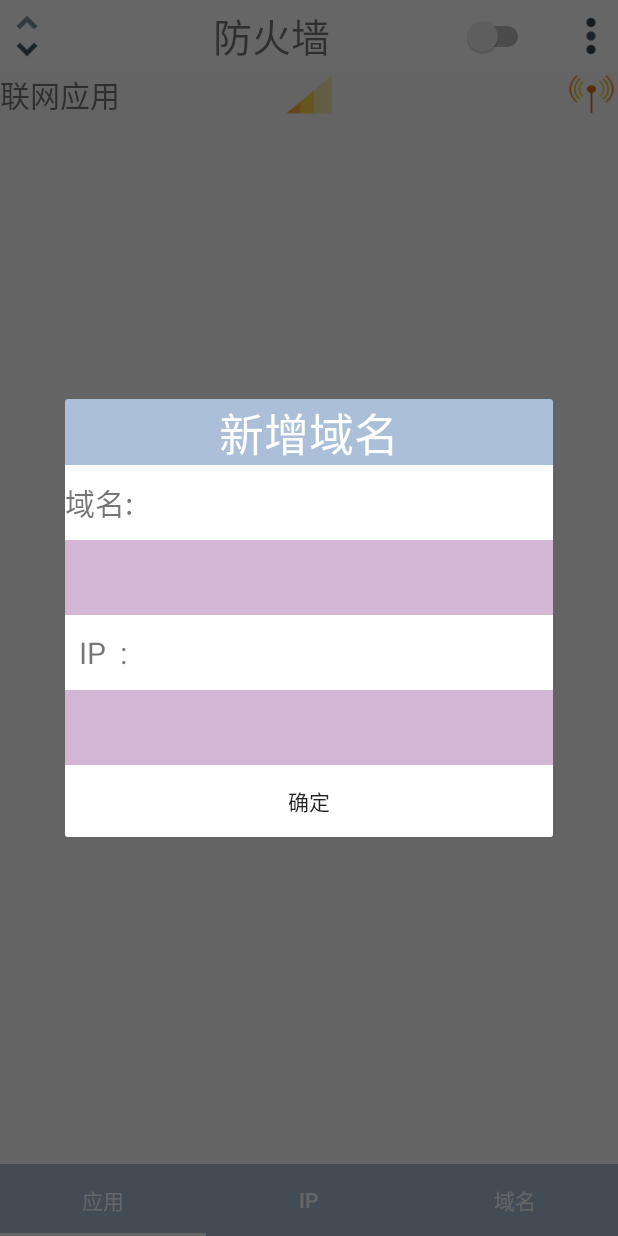
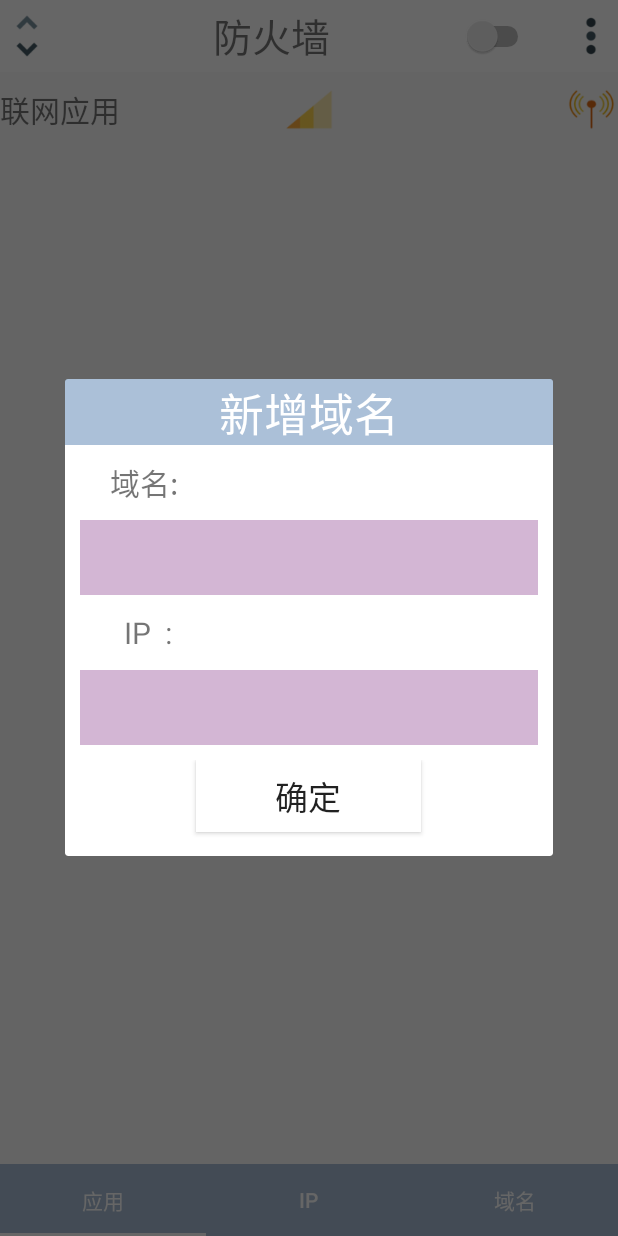
Before and after one commit to pencil-box/NetKnight, an Android app: the fragment AddressInputDialog placed in its activity, on a phone screen of 412 x 824 dp. Run offline under Robolectric (Android 15) with nearby library versions, the phone set to English and light mode, and no system bars; libraries missing offline, so code that uses them is left out: com.orhanobut.logger, org.litepal, org.litepal.crud; 7 statements that could not run were skipped.

Commit message:
.xml files modified

```diff
--- a/MPChartLib/build.gradle
+++ b/MPChartLib/build.gradle
@@ -5,7 +5,7 @@ apply plugin: 'com.github.dcendents.android-maven'
 
 android {
     compileSdkVersion 23
-    buildToolsVersion '23.0.2'
+    buildToolsVersion '23.0.3'
     // resourcePrefix 'mpcht'
     defaultConfig {
         minSdkVersion 8
--- a/app/src/main/res/layout/address_input.xml
+++ b/app/src/main/res/layout/address_input.xml
@@ -28,7 +28,10 @@
             android:layout_gravity="center"
             android:inputType="textWebEmailAddress"
             android:text="域名:"
-            android:textSize="20sp" />
+            android:textSize="20sp"
+            android:layout_marginLeft="10dp"
+            android:layout_marginRight="10dp"
+            android:paddingLeft="20dp"/>
     </LinearLayout>
 
     <LinearLayout
@@ -40,7 +43,9 @@
             android:layout_width="match_parent"
             android:layout_height="50dp"
             android:background="#d3b6d4"
-            android:scrollIndicators="bottom" />
+            android:scrollIndicators="bottom"
+            android:layout_marginLeft="10dp"
+            android:layout_marginRight="10dp"/>
     </LinearLayout>
 
     <LinearLayout
@@ -52,7 +57,10 @@
             android:layout_height="wrap_content"
             android:layout_gravity="center"
             android:text="  IP  :"
-            android:textSize="20sp">
+            android:textSize="20sp"
+            android:layout_marginLeft="10dp"
+            android:layout_marginRight="10dp"
+            android:paddingLeft="20dp">
 
         </TextView>
 
@@ -67,20 +75,31 @@
             android:layout_width="match_parent"
             android:layout_height="50dp"
             android:background="#d3b6d4"
-            android:inputType="textWebEmailAddress" />
+            android:inputType="textWebEmailAddress"
+            android:layout_marginLeft="10dp"
+            android:layout_marginRight="10dp"/>
 
     </LinearLayout>
 
     <LinearLayout
         android:layout_width="match_parent"
-        android:layout_height="wrap_content">
+        android:layout_height="wrap_content"
+        android:layout_marginTop="10dp"
+        android:gravity="center"
+        android:layout_marginBottom="10dp">
 
         <Button
             android:id="@+id/ad_sure"
-            android:layout_width="match_parent"
+            android:layout_width="150dp"
+            android:layout_gravity="center_horizontal"
+            android:gravity="center"
             android:layout_height="match_parent"
             android:background="#fff"
-            android:text="确定" />
+            android:text="确定"
+            android:layout_marginLeft="10dp"
+            android:layout_marginRight="10dp"
+            android:textSize="22dp"
+            android:layout_marginBottom="6dp"/>
     </LinearLayout>
 
 </LinearLayout>
--- a/app/src/main/res/layout/app_main.xml
+++ b/app/src/main/res/layout/app_main.xml
@@ -11,7 +11,8 @@
         android:layout_height="48dp"
         android:layout_alignParentTop="true"
         android:layout_centerHorizontal="true"
-        android:background="#fff">
+        android:background="#fff"
+        android:paddingTop="8dp">
 
 
         <ImageButton
@@ -22,7 +23,6 @@
             android:layout_centerHorizontal="true"
             android:layout_centerVertical="true"
             android:background="@mipmap/unfold_more" />
-
 
         <TextView
             android:id="@+id/textView"
@@ -60,6 +60,7 @@
 
     <RelativeLayout
         android:id="@+id/app_midlle"
+        android:layout_marginTop="10dp"
         android:layout_width="match_parent"
         android:layout_height="30dp"
         android:layout_below="@+id/topPanel">
@@ -96,9 +97,12 @@
 
         <ListView
             android:id="@+id/app_listview"
+            android:layout_marginTop="5dp"
             android:layout_width="match_parent"
             android:layout_height="wrap_content"
-            android:gravity="center" />
+            android:gravity="center"
+            android:layout_marginRight="3dp"
+            android:layout_marginLeft="3dp"/>
 
     </LinearLayout>
 </RelativeLayout>
--- a/app/src/main/res/layout/grasp_bag.xml
+++ b/app/src/main/res/layout/grasp_bag.xml
@@ -9,7 +9,8 @@
         android:id="@+id/grasp_top"
         android:layout_width="match_parent"
         android:layout_height="48dp"
-        android:background="#fff">
+        android:background="#fff"
+        android:paddingTop="8dp">
 
         <ImageButton
             android:id="@+id/btn_grasptopleft"
@@ -23,7 +24,7 @@
             android:layout_width="wrap_content"
             android:layout_height="wrap_content"
             android:layout_centerInParent="true"
-            android:text="网路抓包"
+            android:text="网络抓包"
             android:textSize="26sp" />
     </RelativeLayout>
 
--- a/app/src/main/res/layout/graspleft_top.xml
+++ b/app/src/main/res/layout/graspleft_top.xml
@@ -11,6 +11,7 @@
         android:background="@drawable/shape"
         android:textColor="#fff"
         android:text="防火墙"
+        android:textSize="22sp"
         />
 
     <Button
@@ -19,6 +20,7 @@
         android:layout_height="wrap_content"
         android:background="@drawable/shape"
         android:textColor="#fff"
-        android:text="流量日记"/>
+        android:text="流量日记"
+        android:textSize="22sp"/>
 
 </LinearLayout>
--- a/app/src/main/res/layout/mainleft_top.xml
+++ b/app/src/main/res/layout/mainleft_top.xml
@@ -10,12 +10,13 @@
         android:background="@drawable/shape"
         android:textColor="#fff"
         android:text="流量日志"
-        />
+        android:textSize="22sp"/>
     <Button
         android:id="@+id/btn_bag"
         android:layout_width="match_parent"
         android:layout_height="wrap_content"
         android:background="@drawable/shape"
         android:textColor="#fff"
-        android:text="网络抓包"/>
+        android:text="网络抓包"
+        android:textSize="22sp"/>
 </LinearLayout>
--- a/app/src/main/res/layout/netleft_top.xml
+++ b/app/src/main/res/layout/netleft_top.xml
@@ -10,7 +10,7 @@
         android:background="@drawable/shape"
         android:text="防火墙"
         android:textColor="#fff"
-        />
+        android:textSize="22sp"/>
 
     <Button
         android:id="@+id/netbtn_bag"
@@ -18,6 +18,7 @@
         android:layout_height="wrap_content"
         android:background="@drawable/shape"
         android:textColor="#fff"
-        android:text="网络抓包"/>
+        android:text="网络抓包"
+        android:textSize="22sp"/>
 
 </LinearLayout>
```
Also changed, not shown: app/src/main/res/layout/address_main.xml (+22 -14 lines), app/src/main/res/layout/app_items.xml (+6 -2 lines), app/src/main/res/layout/appnetuse_itmes.xml (+17 -8 lines), app/src/main/res/layout/diary_tabbed.xml (+5 -3 lines), app/src/main/res/layout/ip_inputdialog.xml (+32 -7 lines), app/src/main/res/layout/ip_main.xml (+24 -15 lines), app/src/main/res/layout/right_top.xml (+7 -4 lines), 1 other file.
